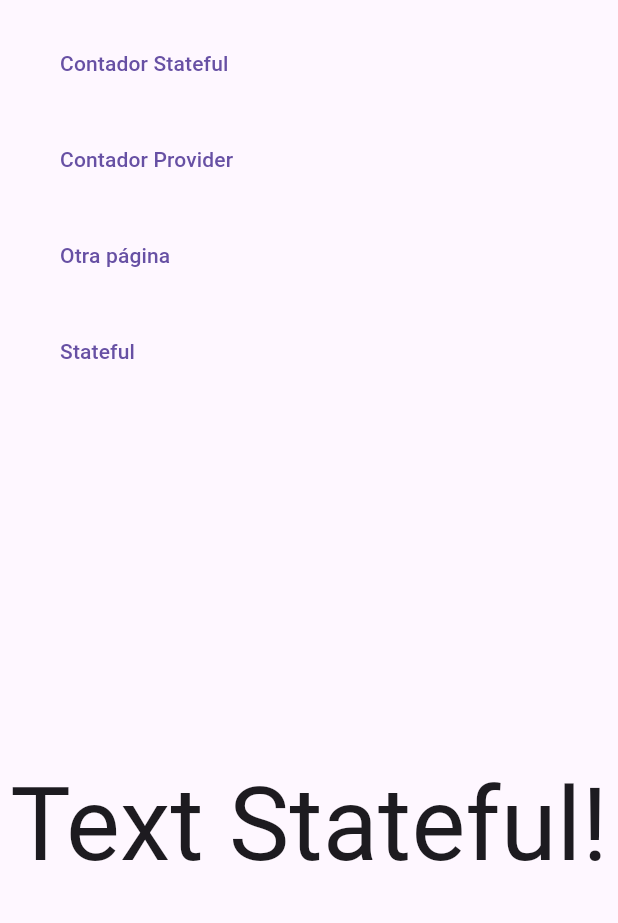
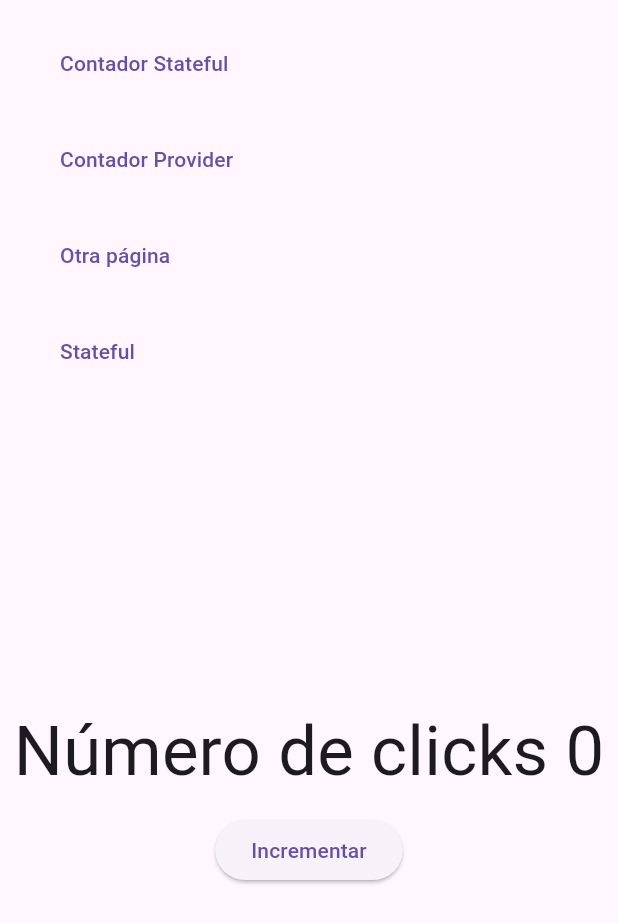
Before and after one commit to drmiltonc/flutter_web_01_learn, a Flutter app: the screen it shows after launch, on a phone screen of 412 x 824 dp. Shown: the top 923 px of the screen. Run offline on Flutter 3.47's test engine with Material 3 defaults, Android fonts, the phone set to English and light mode, and no system bars; our stand-ins replace fluro, get, get_it.

Commit message:
routes completed

```diff
--- /dev/null
+++ b/lib/counter_get_controller.dart
@@ -0,0 +1,33 @@
+import 'package:get/get.dart';
+import 'package:get/state_manager.dart';
+
+class CounterIncrementController extends GetxController {
+  var number = 0.obs;
+
+  void increment() {
+    number.value++;
+  }
+}
+
+/* class CounterDecrementController extends GetxController {
+  var number = 0.obs;
+
+  void decrement() {
+    number.value--;
+  }
+} */
+
+class CounterDecrementController extends GetxController {
+
+  CounterDecrementController({required String base}) {
+
+    if (int.tryParse(base) != null) {
+      number = RxInt(int.parse(base));
+    }
+  }
+  var number = RxInt(0);
+
+  void decrement() {
+    number.value--;
+  }
+}
--- a/lib/custom_app_menu.dart
+++ b/lib/custom_app_menu.dart
@@ -35,7 +35,8 @@ class _TabletDesktopMenu extends StatelessWidget {
           CustomTextButton(text: 'Contador Stateful', onPressed: () => locator<NavigationService>().navigaTo('/stateful')),
           CustomTextButton(text: 'Contador Provider', onPressed:  () => locator<NavigationService>().navigaTo('/provider')),
           CustomTextButton(text: 'Otra página', onPressed: () => locator<NavigationService>().navigaTo('/abc123')),
-          CustomTextButton(text: 'Stateful 100', onPressed: () => locator<NavigationService>().navigaTo('/stateful/100'))
+          CustomTextButton(text: 'Stateful 100', onPressed: () => locator<NavigationService>().navigaTo('/stateful/100')),
+          CustomTextButton(text: 'Provider 200', onPressed: () => locator<NavigationService>().navigaTo('/provider?q=200'))
 
         ],
       ),
--- a/lib/main.dart
+++ b/lib/main.dart
@@ -3,6 +3,7 @@ import 'package:flutter_web_01_learn/layout_main_page.dart';
 import 'package:flutter_web_01_learn/locator.dart';
 import 'package:flutter_web_01_learn/navigation_service.dart';
 import 'package:flutter_web_01_learn/router.dart';
+import 'package:get/get.dart';
 
 void main() {
   setupLocator();
@@ -15,7 +16,7 @@ class MainApp extends StatelessWidget {
 
   @override
   Widget build(BuildContext context) {
-    return  MaterialApp(
+    return  GetMaterialApp(
       title: 'Flutter Web',
       initialRoute: '/stateful',
       navigatorKey: locator<NavigationService>().navigartorKey,
--- a/lib/route_generator.dart
+++ b/lib/route_generator.dart
@@ -2,16 +2,15 @@ import 'package:flutter/cupertino.dart';
 import 'package:flutter/foundation.dart' show kIsWeb;
 import 'package:flutter_web_01_learn/error_view.dart';
 import 'package:flutter_web_01_learn/provider_view.dart';
-import 'package:flutter_web_01_learn/stateful_view.dart';
 
 class RouteGenerator {
   static Route<dynamic> generateRoute(RouteSettings settings) {
 
     switch (settings.name) {
       case '/stateful':
-       return _fadeRoute(const TextStateful(), '/stateful' );
+       return   _fadeRoute(const ErrorView(), '/stateful' ) ;
       case '/provider':
-        return _fadeRoute(const TextProvider(), '/provider' );
+        return _fadeRoute( TextProvider(base: ''), '/provider' );
       default:
         return _fadeRoute(const ErrorView(), '/404' );
     }
--- a/lib/router.dart
+++ b/lib/router.dart
@@ -7,11 +7,11 @@ class AppRouter {
   static final fluroRouter = FluroRouter();
 
   static void configureRoutes() {
-    fluroRouter.define(
+   /*  fluroRouter.define(
       '/',
       handler: _counterHandler,
       transitionType: TransitionType.none,
-    );
+    ); */
 
     fluroRouter.define(
       '/stateful',
@@ -34,22 +34,26 @@ class AppRouter {
     fluroRouter.notFoundHandler = _pageNotFound;
   }
 
-  static final _counterHandler =
+ /*  static final _counterHandler =
       Handler(handlerFunc: (context, params) {
         print(params['base']?[0]);
-        return const TextStateful();
+        return TextStateful();
         }
-      );
+      ); */
 
   static final _counterStatefulHandler =
       Handler(handlerFunc: (context, params) {
         print(params['base']?[0]);
-        return const TextStateful();
+        return TextStateful(base: params['base']?[0] ?? '5' );
         }
       );
 
   static final _counterProviderHandler =
-      Handler(handlerFunc: (context, params) => const TextProvider());
+      Handler(handlerFunc: (context, params) {
+          print(params);
+          return TextProvider(base: params['q']?[0] ?? '20');
+
+          });
 
   static final _pageNotFound =
       Handler(handlerFunc: (_, __) => const ErrorView());
--- a/lib/stateful_view.dart
+++ b/lib/stateful_view.dart
@@ -1,19 +1,39 @@
+import 'package:flutter/material.dart';
+import 'package:flutter_web_01_learn/counter_get_controller.dart';
+import 'package:get/get_state_manager/get_state_manager.dart';
+import 'package:get/instance_manager.dart';
 
-import 'package:flutter/material.dart';
+class TextStateful extends StatelessWidget {
+  final CounterIncrementController number = Get.put(CounterIncrementController());
+  TextStateful({
+    super.key, required this.base,
+  });
+
+  final String base;
 
 
-class TextStateful extends StatelessWidget {
-  const TextStateful({
-    super.key,
-  });
 
   @override
   Widget build(BuildContext context) {
-    return const FittedBox(
-      fit: BoxFit.contain,
-      child: Padding(
-        padding: EdgeInsets.all(20.0),
-        child: Text('Text Stateful!', style: TextStyle(fontSize: 200),),
-      ));
+    int numbera = int.parse(base);
+
+    return Column(
+      children: [
+        FittedBox(
+            fit: BoxFit.contain,
+            child: Padding(
+                padding: const EdgeInsets.all(20.0),
+                child: Obx(
+                  () => Text(
+                    'Número de clicks ${number.number.value}',
+                    style: const TextStyle(fontSize: 100),
+                  ),
+                ))),
+        ElevatedButton(
+          onPressed: number.increment,
+          child: const Text('Incrementar'),
+        )
+      ],
+    );
   }
 }
--- a/pubspec.yaml
+++ b/pubspec.yaml
@@ -10,6 +10,7 @@ dependencies:
   fluro: ^2.0.5
   flutter:
     sdk: flutter
+  get: ^4.6.6
   get_it: ^7.6.7
 
 dev_dependencies:
```
Also changed, not shown: lib/provider_view.dart (+26 -9 lines), pubspec.lock.
